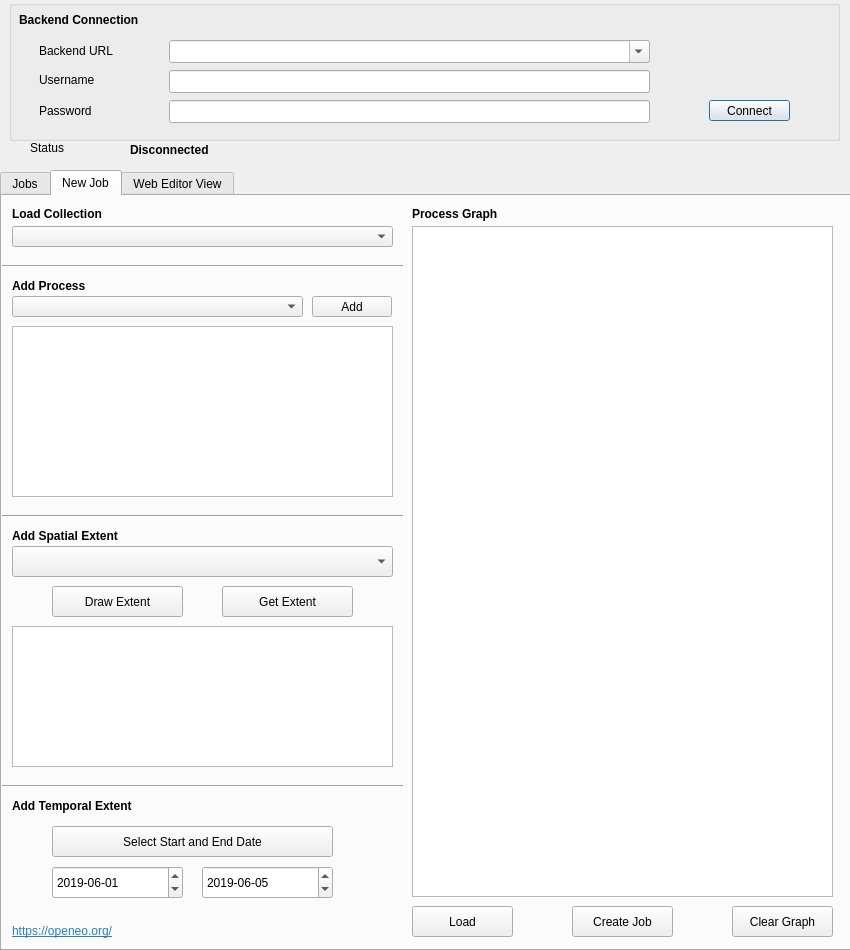
Qt form openeo_connector_dialog_base.ui (Open-EO/openeo-qgis-plugin) before a commit.
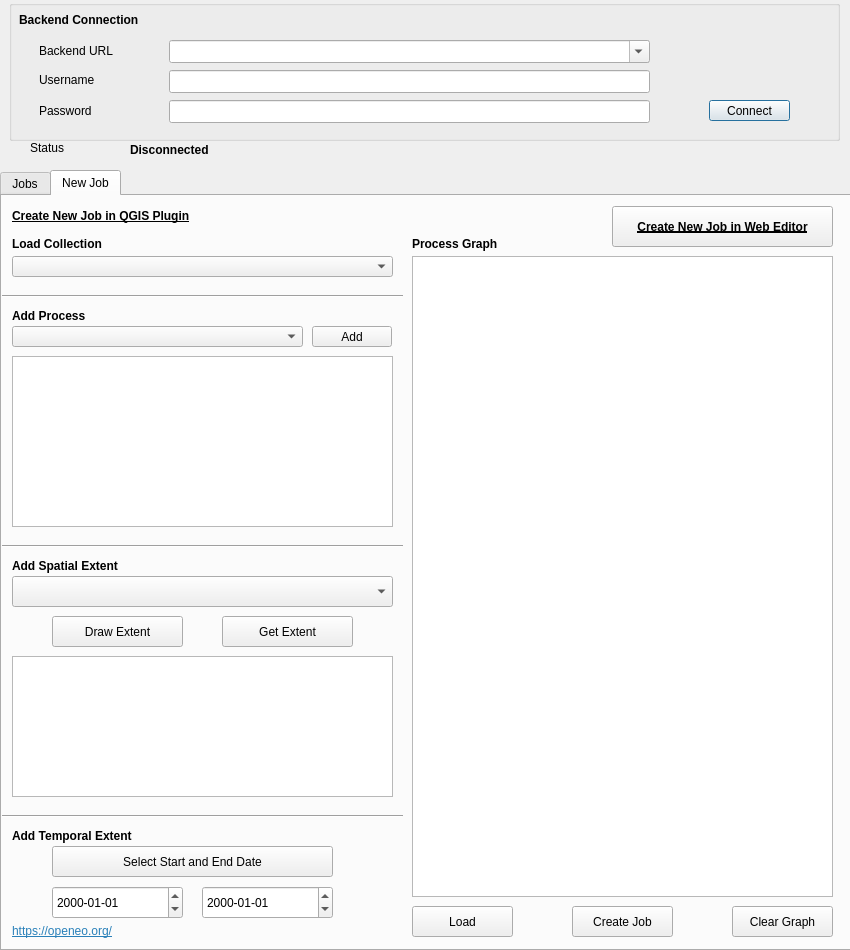
The same form after that commit. Icons and pictures are not drawn.

Commit message: Improved Polygon Format

```diff
--- a/openeo_connector_dialog_base.ui
+++ b/openeo_connector_dialog_base.ui
@@ -252,7 +252,7 @@
      <property name="geometry">
       <rect>
        <x>10</x>
-       <y>30</y>
+       <y>60</y>
        <width>381</width>
        <height>21</height>
       </rect>
@@ -262,7 +262,7 @@
      <property name="geometry">
       <rect>
        <x>10</x>
-       <y>100</y>
+       <y>130</y>
        <width>291</width>
        <height>21</height>
       </rect>
@@ -272,7 +272,7 @@
      <property name="geometry">
       <rect>
        <x>310</x>
-       <y>100</y>
+       <y>130</y>
        <width>80</width>
        <height>21</height>
       </rect>
@@ -285,7 +285,7 @@
      <property name="geometry">
       <rect>
        <x>10</x>
-       <y>10</y>
+       <y>40</y>
        <width>131</width>
        <height>16</height>
       </rect>
@@ -298,7 +298,7 @@
      <property name="geometry">
       <rect>
        <x>10</x>
-       <y>80</y>
+       <y>110</y>
        <width>101</width>
        <height>20</height>
       </rect>
@@ -327,9 +327,9 @@
      <property name="geometry">
       <rect>
        <x>410</x>
-       <y>30</y>
+       <y>60</y>
        <width>421</width>
-       <height>671</height>
+       <height>641</height>
       </rect>
      </property>
     </widget>
@@ -337,7 +337,7 @@
      <property name="geometry">
       <rect>
        <x>410</x>
-       <y>10</y>
+       <y>40</y>
        <width>131</width>
        <height>16</height>
       </rect>
@@ -350,7 +350,7 @@
      <property name="geometry">
       <rect>
        <x>0</x>
-       <y>60</y>
+       <y>90</y>
        <width>401</width>
        <height>20</height>
       </rect>
@@ -389,7 +389,7 @@
      <property name="geometry">
       <rect>
        <x>0</x>
-       <y>310</y>
+       <y>340</y>
        <width>401</width>
        <height>20</height>
       </rect>
@@ -402,7 +402,7 @@
      <property name="geometry">
       <rect>
        <x>10</x>
-       <y>330</y>
+       <y>360</y>
        <width>131</width>
        <height>20</height>
       </rect>
@@ -418,7 +418,7 @@
      <property name="geometry">
       <rect>
        <x>10</x>
-       <y>350</y>
+       <y>380</y>
        <width>381</width>
        <height>31</height>
       </rect>
@@ -428,7 +428,7 @@
      <property name="geometry">
       <rect>
        <x>10</x>
-       <y>130</y>
+       <y>160</y>
        <width>381</width>
        <height>171</height>
       </rect>
@@ -438,7 +438,7 @@
      <property name="geometry">
       <rect>
        <x>50</x>
-       <y>390</y>
+       <y>420</y>
        <width>131</width>
        <height>31</height>
       </rect>
@@ -451,7 +451,7 @@
      <property name="geometry">
       <rect>
        <x>50</x>
-       <y>630</y>
+       <y>650</y>
        <width>281</width>
        <height>31</height>
       </rect>
@@ -464,7 +464,7 @@
      <property name="geometry">
       <rect>
        <x>10</x>
-       <y>600</y>
+       <y>630</y>
        <width>161</width>
        <height>20</height>
       </rect>
@@ -480,7 +480,7 @@
      <property name="geometry">
       <rect>
        <x>0</x>
-       <y>580</y>
+       <y>610</y>
        <width>401</width>
        <height>20</height>
       </rect>
@@ -493,7 +493,7 @@
      <property name="geometry">
       <rect>
        <x>10</x>
-       <y>430</y>
+       <y>460</y>
        <width>381</width>
        <height>141</height>
       </rect>
@@ -503,7 +503,7 @@
      <property name="geometry">
       <rect>
        <x>220</x>
-       <y>390</y>
+       <y>420</y>
        <width>131</width>
        <height>31</height>
       </rect>
@@ -516,7 +516,7 @@
      <property name="geometry">
       <rect>
        <x>50</x>
-       <y>670</y>
+       <y>690</y>
        <width>131</width>
        <height>33</height>
       </rect>
@@ -524,13 +524,6 @@
      <property name="readOnly">
       <bool>false</bool>
      </property>
-     <property name="date">
-      <date>
-       <year>2019</year>
-       <month>6</month>
-       <day>1</day>
-      </date>
-     </property>
      <property name="displayFormat">
       <string>yyyy-MM-dd</string>
      </property>
@@ -539,22 +532,58 @@
      <property name="geometry">
       <rect>
        <x>200</x>
-       <y>670</y>
+       <y>690</y>
        <width>131</width>
        <height>33</height>
       </rect>
      </property>
-     <property name="date">
-      <date>
-       <year>2019</year>
-       <month>6</month>
-       <day>5</day>
-      </date>
-     </property>
      <property name="displayFormat">
       <string>yyyy-MM-dd</string>
      </property>
     </widget>
+    <widget class="QLabel" name="label_10">
+     <property name="geometry">
+      <rect>
+       <x>10</x>
+       <y>10</y>
+       <width>381</width>
+       <height>21</height>
+      </rect>
+     </property>
+     <property name="font">
+      <font>
+       <underline>true</underline>
+       <kerning>true</kerning>
+      </font>
+     </property>
+     <property name="layoutDirection">
+      <enum>Qt::LeftToRight</enum>
+     </property>
+     <property name="text">
+      <string>&lt;html&gt;&lt;head/&gt;&lt;body&gt;&lt;p&gt;&lt;span style=&quot; font-weight:600;&quot;&gt;Create New Job in QGIS Plugin&lt;/span&gt;&lt;/p&gt;&lt;/body&gt;&lt;/html&gt;</string>
+     </property>
+    </widget>
+    <widget class="QPushButton" name="moveButton">
+     <property name="geometry">
+      <rect>
+       <x>610</x>
+       <y>10</y>
+       <width>221</width>
+       <height>41</height>
+      </rect>
+     </property>
+     <property name="font">
+      <font>
+       <weight>75</weight>
+       <bold>true</bold>
+       <underline>true</underline>
+      </font>
+     </property>
+     <property name="text">
+      <string>Create New Job in Web Editor</string>
+     </property>
+    </widget>
+    <zorder>moveButton</zorder>
     <zorder>processgraphEdit</zorder>
     <zorder>sendButton</zorder>
     <zorder>collectionBox</zorder>
@@ -579,38 +608,7 @@
     <zorder>GetButton</zorder>
     <zorder>StartDateEdit</zorder>
     <zorder>EndDateEdit</zorder>
-   </widget>
-   <widget class="QWidget" name="tab_2">
-    <attribute name="title">
-     <string>Web Editor View</string>
-    </attribute>
-    <widget class="QPushButton" name="moveButton">
-     <property name="geometry">
-      <rect>
-       <x>230</x>
-       <y>30</y>
-       <width>161</width>
-       <height>61</height>
-      </rect>
-     </property>
-     <property name="text">
-      <string>Create Process Graph 
- in Web Editor</string>
-     </property>
-    </widget>
-    <widget class="QPushButton" name="returnButton">
-     <property name="geometry">
-      <rect>
-       <x>450</x>
-       <y>30</y>
-       <width>161</width>
-       <height>61</height>
-      </rect>
-     </property>
-     <property name="text">
-      <string>Close Web Editor</string>
-     </property>
-    </widget>
+    <zorder>label_10</zorder>
    </widget>
   </widget>
   <widget class="QLabel" name="statusLabel">
```
The commit also changes 2 other files.
